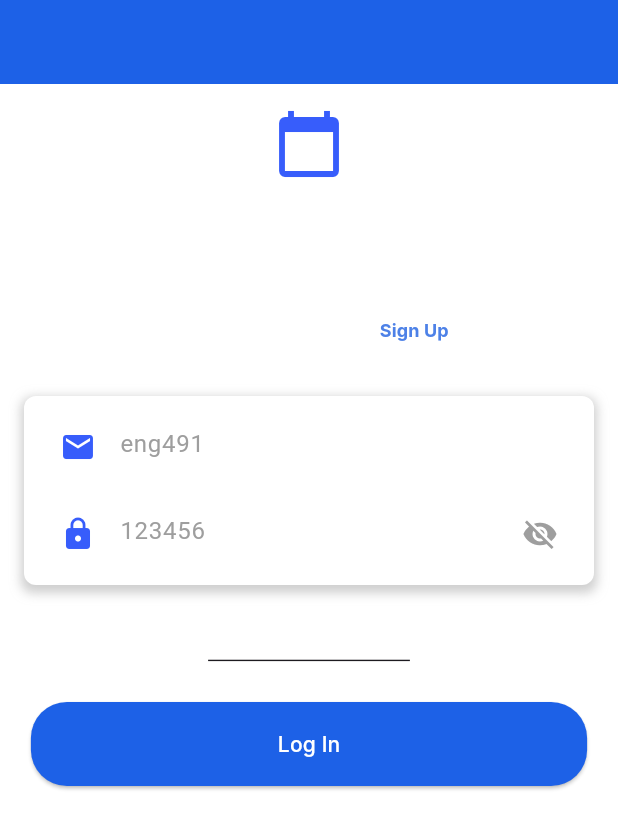
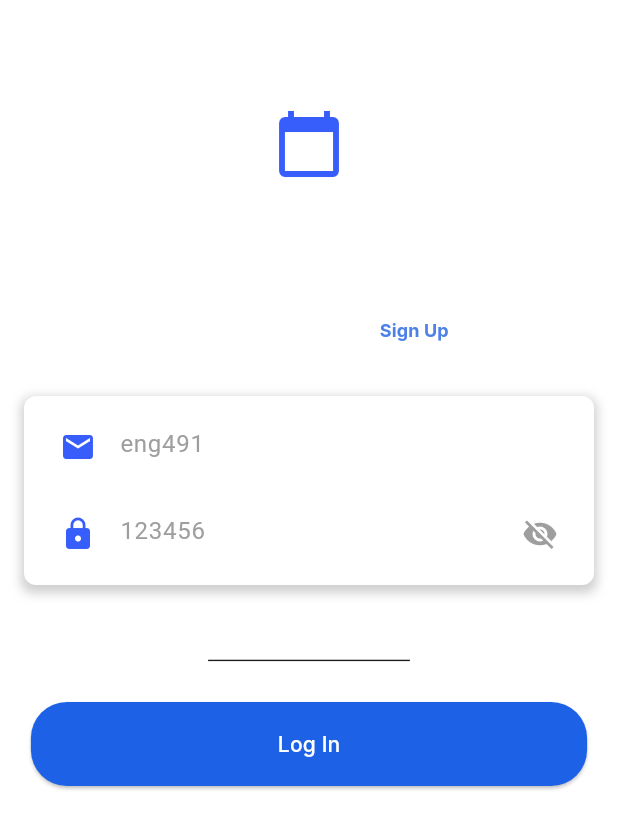
Before and after one commit to bugrahaneefe/Scheduling-System-for-Healthcare-Industry, a Flutter app: the screen it shows after launch, on a phone screen of 412 x 824 dp. Shown: the top 829 px of the screen. Run offline on Flutter 3.47's test engine with Material 3 defaults, Android fonts, the phone set to English and light mode, and no system bars; our stand-ins replace app_links, cloud_firestore, firebase_auth, firebase_core, intl_phone_field, table_calendar; accounts and stored records are empty; Roboto replaces fonts that are missing (Inter).

Commit message:
HATAYSPOR 4-2 FB

```diff
--- a/frontend/flutter_project/lib/main.dart
+++ b/frontend/flutter_project/lib/main.dart
@@ -88,7 +88,7 @@ class _MyAppState extends State<MyApp> {
         theme: ThemeData(
           primarySwatch: Colors.blue,
           scaffoldBackgroundColor: Colors.transparent,
-          appBarTheme: const AppBarTheme(backgroundColor: Color(0xFF1D61E7)),
+          appBarTheme: const AppBarTheme(backgroundColor: Colors.transparent),
         ),
         home: StreamBuilder<User?>(
           stream: authService.value.authStateChanges,
```
